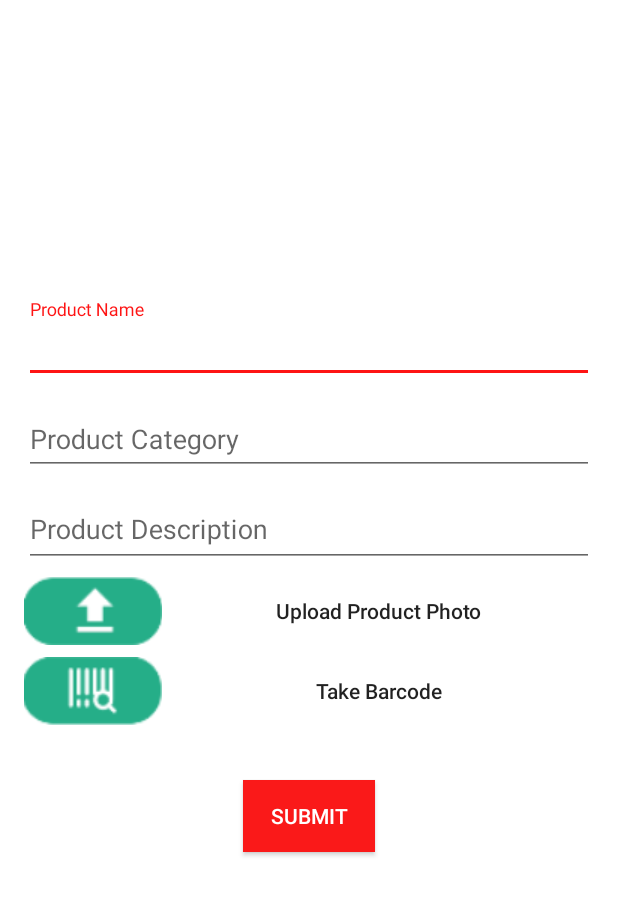
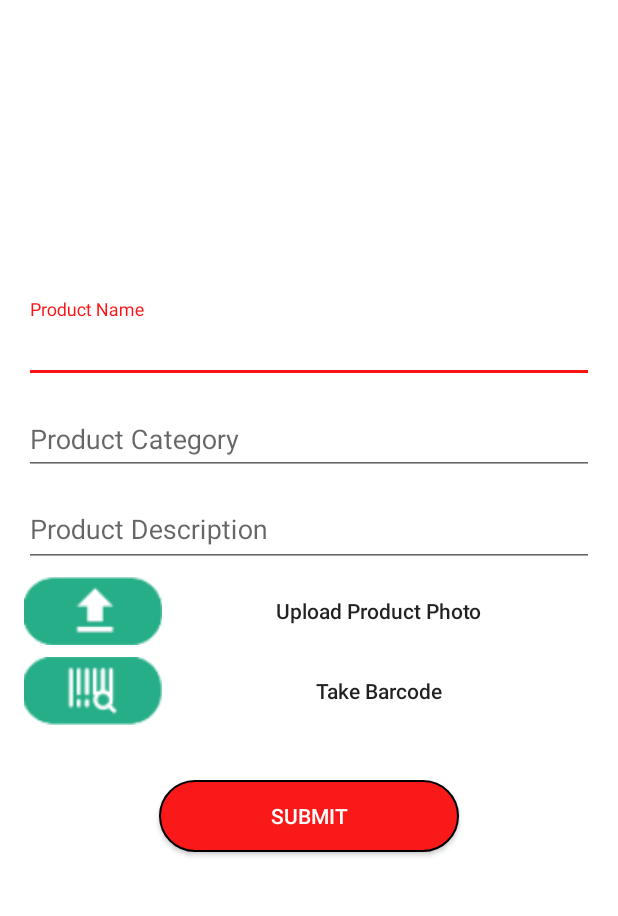
Before and after one commit to iputumeda/kodegift, an Android app: the SurveyActivity screen opened directly, with no data from a screen before it, on a phone screen of 412 x 824 dp, the part 84-1000 px from its top. Run offline under Robolectric (Android 15) with nearby library versions, the phone set to English and light mode, and no system bars; libraries missing offline, so code that uses them is left out: com.google.zxing.integration.

Commit message:
Mengganti Button bisa menjadi Rounded Button

```diff
--- /dev/null
+++ b/app/src/main/res/drawable/round_button.xml
@@ -0,0 +1,10 @@
+<?xml version="1.0" encoding="utf-8"?>
+<selector xmlns:android="http://schemas.android.com/apk/res/android" >
+    <item>
+        <shape android:shape="rectangle">
+            <corners android:radius="30dp" />
+            <stroke android:width="1dip" />
+            <solid android:color="@color/red_color"/>
+        </shape>
+    </item>
+</selector>
--- a/app/src/main/res/layout/activity_edit_profile.xml
+++ b/app/src/main/res/layout/activity_edit_profile.xml
@@ -97,11 +97,12 @@
             </android.support.design.widget.TextInputLayout>
 
             <Button
-                android:layout_width="wrap_content"
+                android:layout_width="200dp"
                 android:layout_height="wrap_content"
                 android:layout_gravity="center_horizontal"
                 android:text="SAVE"
                 style="@style/ButtonStyle"
+                android:background="@drawable/round_button"
                 android:textAppearance="?android:textAppearanceMedium"
                 android:onClick="onClickSaveProfile"/>
 
--- a/app/src/main/res/layout/activity_register.xml
+++ b/app/src/main/res/layout/activity_register.xml
@@ -71,6 +71,7 @@
             android:id="@+id/saveBtn"
             android:layout_marginBottom="20dp"
             style="@style/ButtonStyle"
+            android:background="@drawable/round_button"
             android:layout_gravity="center"/>
     </LinearLayout>
 
--- a/app/src/main/res/layout/activity_survey.xml
+++ b/app/src/main/res/layout/activity_survey.xml
@@ -80,11 +80,12 @@
 
         <Button
             android:id="@+id/survey"
-            android:layout_width="wrap_content"
+            android:layout_width="200dp"
             android:layout_height="wrap_content"
             android:text="Submit"
             style="@style/ButtonStyle"
-            android:onClick="onClickSurveyProduct"/>
+            android:onClick="onClickSurveyProduct"
+            android:background="@drawable/round_button"/>
 
     </LinearLayout>
 
--- a/app/src/main/res/layout/activity_user.xml
+++ b/app/src/main/res/layout/activity_user.xml
@@ -50,7 +50,8 @@
         android:padding="13dp"
         android:id="@+id/loginBtn"
         android:layout_gravity="center_horizontal"
-        android:layout_marginBottom="20dp"/>
+        android:layout_marginBottom="20dp"
+        android:background="@drawable/round_button"/>
     <RelativeLayout
         android:layout_width="match_parent"
         android:layout_height="wrap_content">
```
Also changed, not shown: app/src/main/java/id/co/meda/survey/HomeActivity.java (+0 -9 lines).
